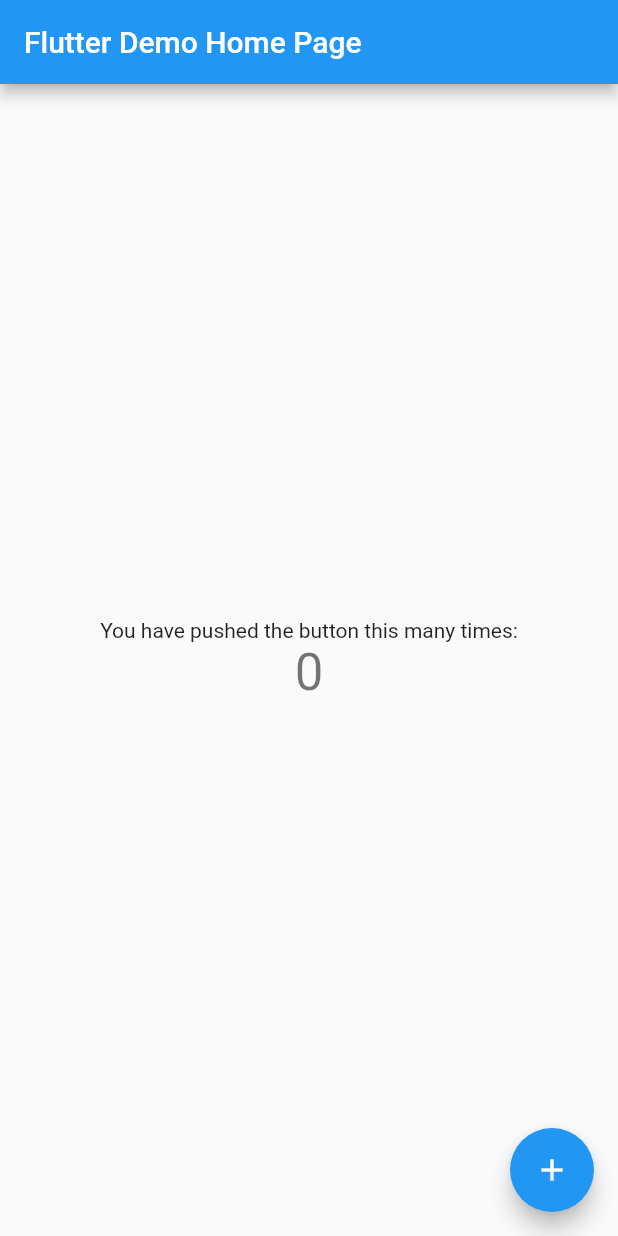
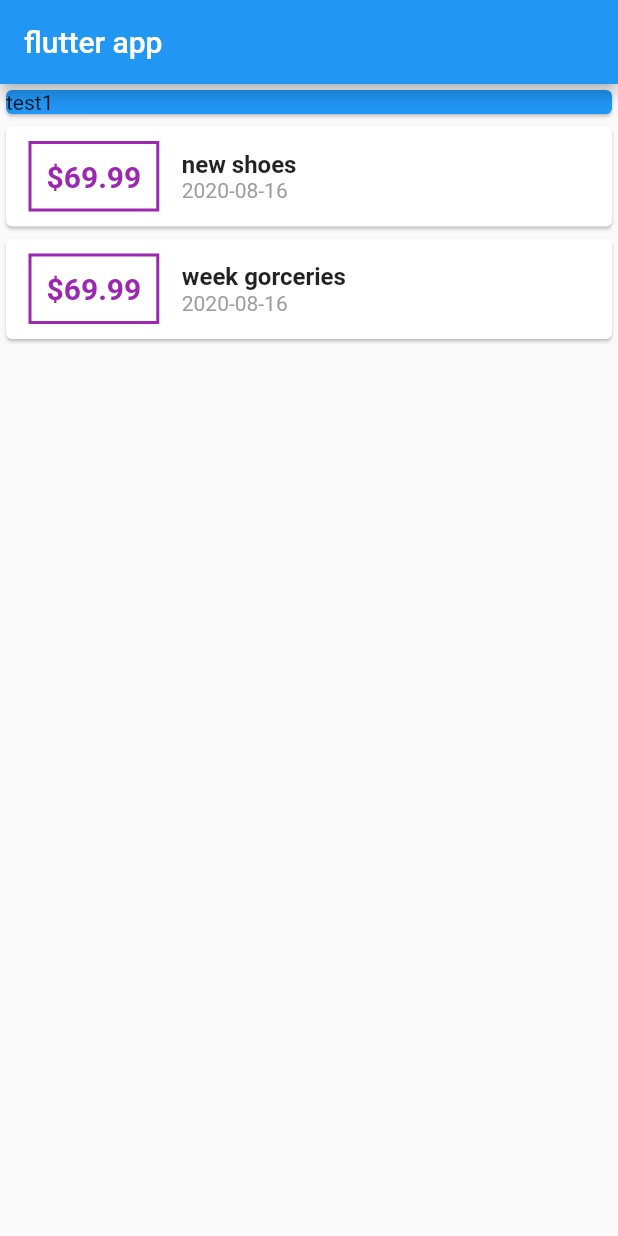
Before and after one commit to cwnga2/flutter_complete_guide, a Flutter app: the screen it shows after launch, on a phone screen of 412 x 824 dp. Run offline on Flutter 3.47's test engine with Material 2 defaults, Android fonts, the phone set to English and light mode, and no system bars.

Commit message:
add dart intl formatter

```diff
--- a/lib/main.dart
+++ b/lib/main.dart
@@ -1,4 +1,6 @@
 import 'package:flutter/material.dart';
+import './transaction.dart';
+import "package:intl/intl.dart";
 
 void main() {
   runApp(MyApp());
@@ -11,107 +13,71 @@ class MyApp extends StatelessWidget {
     return MaterialApp(
       title: 'Flutter Demo',
       theme: ThemeData(
-        // This is the theme of your application.
-        //
-        // Try running your application with "flutter run". You'll see the
-        // application has a blue toolbar. Then, without quitting the app, try
-        // changing the primarySwatch below to Colors.green and then invoke
-        // "hot reload" (press "r" in the console where you ran "flutter run",
-        // or simply save your changes to "hot reload" in a Flutter IDE).
-        // Notice that the counter didn't reset back to zero; the application
-        // is not restarted.
         primarySwatch: Colors.blue,
-        // This makes the visual density adapt to the platform that you run
-        // the app on. For desktop platforms, the controls will be smaller and
-        // closer together (more dense) than on mobile platforms.
         visualDensity: VisualDensity.adaptivePlatformDensity,
       ),
-      home: MyHomePage(title: 'Flutter Demo Home Page'),
+      home: MyHomePage(),
     );
   }
 }
 
-class MyHomePage extends StatefulWidget {
-  MyHomePage({Key key, this.title}) : super(key: key);
-
-  // This widget is the home page of your application. It is stateful, meaning
-  // that it has a State object (defined below) that contains fields that affect
-  // how it looks.
-
-  // This class is the configuration for the state. It holds the values (in this
-  // case the title) provided by the parent (in this case the App widget) and
-  // used by the build method of the State. Fields in a Widget subclass are
-  // always marked "final".
-
-  final String title;
-
+class MyHomePage extends StatelessWidget {
+  final List<Transaction> transactions = [
+    Transaction(
+        id: 't1', title: 'new shoes', amount: 69.99, date: DateTime.now()),
+    Transaction(
+        id: 't2', title: 'week gorceries', amount: 69.99, date: DateTime.now())
+  ];
   @override
-  _MyHomePageState createState() => _MyHomePageState();
-}
-
-class _MyHomePageState extends State<MyHomePage> {
-  int _counter = 0;
-
-  void _incrementCounter() {
-    setState(() {
-      // This call to setState tells the Flutter framework that something has
-      // changed in this State, which causes it to rerun the build method below
-      // so that the display can reflect the updated values. If we changed
-      // _counter without calling setState(), then the build method would not be
-      // called again, and so nothing would appear to happen.
-      _counter++;
-    });
-  }
-
-  @override
-  Widget build(BuildContext context) {
-    // This method is rerun every time setState is called, for instance as done
-    // by the _incrementCounter method above.
-    //
-    // The Flutter framework has been optimized to make rerunning build methods
-    // fast, so that you can just rebuild anything that needs updating rather
-    // than having to individually change instances of widgets.
+  Widget build(Object context) {
     return Scaffold(
-      appBar: AppBar(
-        // Here we take the value from the MyHomePage object that was created by
-        // the App.build method, and use it to set our appbar title.
-        title: Text(widget.title),
-      ),
-      body: Center(
-        // Center is a layout widget. It takes a single child and positions it
-        // in the middle of the parent.
-        child: Column(
-          // Column is also a layout widget. It takes a list of children and
-          // arranges them vertically. By default, it sizes itself to fit its
-          // children horizontally, and tries to be as tall as its parent.
-          //
-          // Invoke "debug painting" (press "p" in the console, choose the
-          // "Toggle Debug Paint" action from the Flutter Inspector in Android
-          // Studio, or the "Toggle Debug Paint" command in Visual Studio Code)
-          // to see the wireframe for each widget.
-          //
-          // Column has various properties to control how it sizes itself and
-          // how it positions its children. Here we use mainAxisAlignment to
-          // center the children vertically; the main axis here is the vertical
-          // axis because Columns are vertical (the cross axis would be
-          // horizontal).
-          mainAxisAlignment: MainAxisAlignment.center,
-          children: <Widget>[
-            Text(
-              'You have pushed the button this many times:',
+        appBar: AppBar(title: Text('flutter app')),
+        body: Column(
+          crossAxisAlignment: CrossAxisAlignment.stretch,
+          children: [
+            Container(
+              width: double.infinity,
+              child: Card(color: Colors.blue, child: Text("test1")),
             ),
-            Text(
-              '$_counter',
-              style: Theme.of(context).textTheme.headline4,
-            ),
+            Column(
+                children: transactions.map((tx) {
+              return Card(
+                child: Row(children: [
+                  Container(
+                      margin: EdgeInsets.symmetric(
+                        vertical: 10,
+                        horizontal: 15,
+                      ),
+                      padding: EdgeInsets.all(10),
+                      decoration: BoxDecoration(
+                          border: Border.all(color: Colors.purple, width: 2)),
+                      child: Text(
+                        '\$${tx.amount.toString()}',
+                        style: TextStyle(
+                            fontWeight: FontWeight.bold,
+                            fontSize: 20.0,
+                            color: Colors.purple),
+                      )),
+                  Column(
+                    crossAxisAlignment: CrossAxisAlignment.start,
+                    children: [
+                      Text(
+                        tx.title,
+                        style: TextStyle(
+                          fontSize: 16,
+                          fontWeight: FontWeight.bold,
+                        ),
+                      ),
+                      Text(
+                        DateFormat("yyyy-MM-dd").format(tx.date),
+                        style: TextStyle(color: Colors.grey),
+                      ),
+                    ],
+                  )
+                ]),
+              );
+            }).toList())
           ],
-        ),
-      ),
-      floatingActionButton: FloatingActionButton(
-        onPressed: _incrementCounter,
-        tooltip: 'Increment',
-        child: Icon(Icons.add),
-      ), // This trailing comma makes auto-formatting nicer for build methods.
-    );
+        ));
   }
 }
--- a/pubspec.yaml
+++ b/pubspec.yaml
@@ -23,6 +23,7 @@ environment:
 dependencies:
   flutter:
     sdk: flutter
+  intl: ^0.16.1
 
 
   # The following adds the Cupertino Icons font to your application.
```
Also changed, not shown: pubspec.lock.
